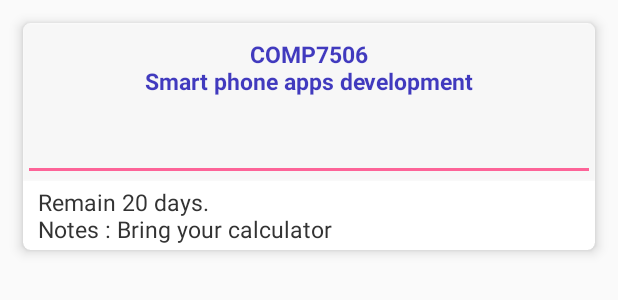
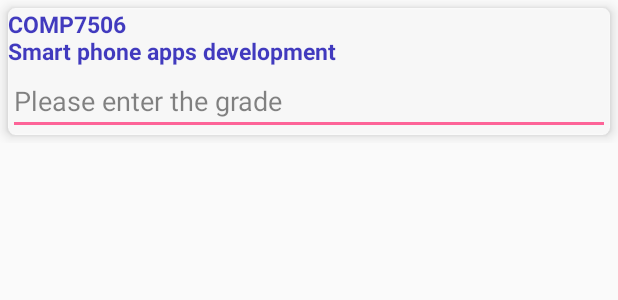
Before and after one commit to SmartPhoneGroup14/CourseSchedule, an Android app: the layout cardview_grade.xml on its own in the app's theme, with its tools: preview values and no code run, on a phone screen of 412 x 824 dp. Shown: the top 300 px of the screen. Run offline under Robolectric (Android 15) with nearby library versions, the phone set to English and light mode, and no system bars.

Commit message:
Add GPA calculator to Bottom Navigation 3rd

```diff
--- a/app/src/main/res/layout/cardview_grade.xml
+++ b/app/src/main/res/layout/cardview_grade.xml
@@ -8,7 +8,7 @@
     <android.support.v7.widget.CardView
         android:layout_width="match_parent"
         android:layout_height="wrap_content"
-        android:layout_margin="15dp"
+        android:layout_margin="5dp"
         app:cardCornerRadius="5dp"
         app:cardElevation="5dp">
 
@@ -33,8 +33,8 @@
                     <TextView
                         android:id="@+id/card_course_grade"
                         android:layout_width="match_parent"
-                        android:layout_height="60dp"
-                        android:gravity="center"
+                        android:layout_height="wrap_content"
+                        android:gravity="left"
                         android:textColor="#140cb1"
                         android:textSize="15dp"
                         android:textStyle="bold"
@@ -42,24 +42,11 @@
 
                     <EditText
                         android:id="@+id/card_grade"
+                        android:hint="Please enter the grade"
                         android:layout_width="match_parent"
                         android:layout_height="wrap_content" />
                 </android.support.v7.widget.LinearLayoutCompat>
             </android.support.design.widget.CoordinatorLayout>
-
-            <TextView
-                android:id="@+id/card_remark"
-                android:layout_width="match_parent"
-                android:layout_height="wrap_content"
-                android:layout_marginLeft="10dp"
-                android:layout_marginTop="3dp"
-                android:layout_marginBottom="3dp"
-                android:gravity="left|center"
-                android:textColor="#333333"
-                android:textSize="15dp"
-                tools:text="Remain 20 days. \nNotes : Bring your calculator" />
-
-
         </android.support.v7.widget.LinearLayoutCompat>
 
 
```
Also changed, not shown: app/src/main/res/layout/fragment_calculator.xml (+30 -1 lines).
